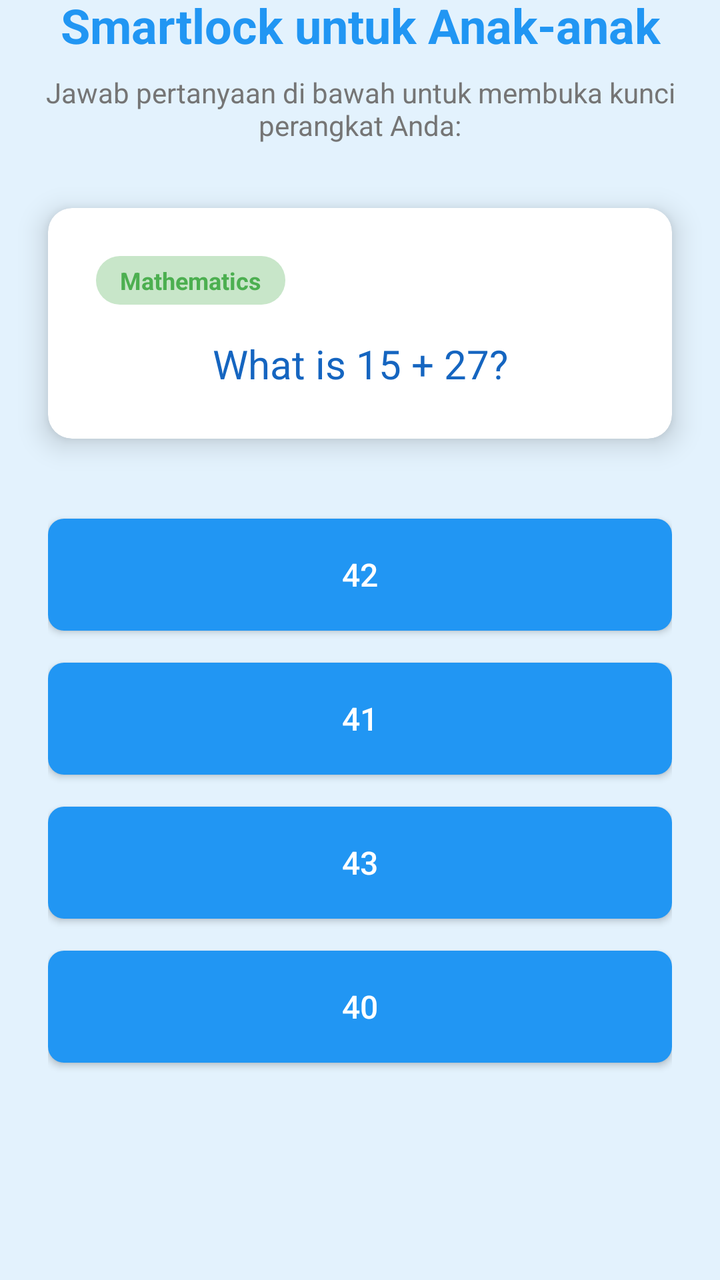
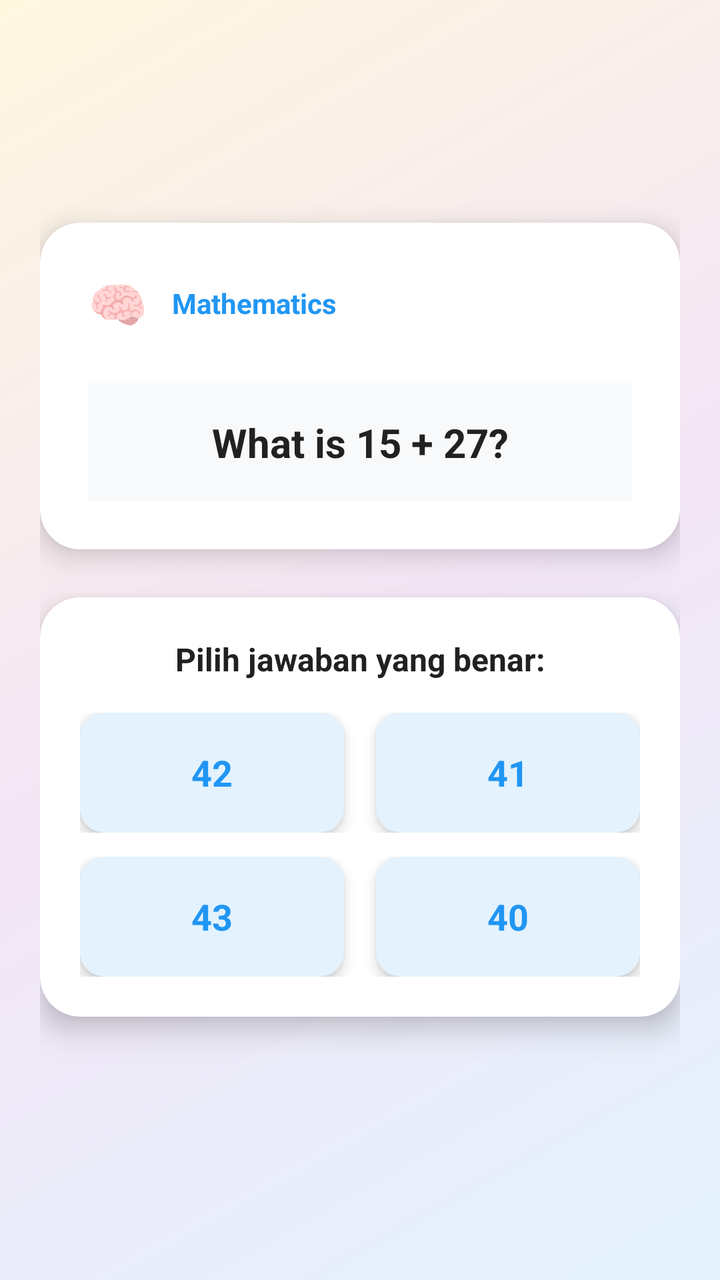

Two renders of the same Android screen: before a commit and after it. Below are the layout's source before the change and the commit's diff.
<!-- AndroidManifest.xml: activity theme LockScreenTheme -->
<!-- res/layout/activity_lock_screen.xml -->
<?xml version="1.0" encoding="utf-8"?>
<LinearLayout xmlns:android="http://schemas.android.com/apk/res/android"
    android:layout_width="match_parent"
    android:layout_height="match_parent"
    android:orientation="vertical"
    android:background="@color/lock_screen_background"
    android:gravity="center">

    
    <TextView
        android:layout_width="match_parent"
        android:layout_height="wrap_content"
        android:text="Smartlock untuk Anak-anak"
        android:textSize="24sp"
        android:textStyle="bold"
        android:textColor="@color/primary_blue"
        android:textAlignment="center"
        android:layout_marginBottom="8dp" />

    <TextView
        android:layout_width="match_parent"
        android:layout_height="wrap_content"
        android:text="Jawab pertanyaan di bawah untuk membuka kunci perangkat Anda:"
        android:textSize="14sp"
        android:textColor="@color/text_secondary"
        android:textAlignment="center"
        android:layout_marginBottom="32dp" />

    
    <androidx.cardview.widget.CardView
        android:layout_width="match_parent"
        android:layout_height="wrap_content"
        android:layout_marginHorizontal="24dp"
        android:layout_marginBottom="32dp"
        app:cardCornerRadius="12dp"
        app:cardElevation="8dp"
        app:cardBackgroundColor="@color/question_background"
        xmlns:app="http://schemas.android.com/apk/res-auto">

        <LinearLayout
            android:layout_width="match_parent"
            android:layout_height="wrap_content"
            android:orientation="vertical"
            android:padding="24dp">

            <TextView
                android:id="@+id/tvCategory"
                android:layout_width="wrap_content"
                android:layout_height="wrap_content"
                android:text="Mathematics"
                android:textSize="12sp"
                android:textColor="@color/secondary_green"
                android:textStyle="bold"
                android:background="@drawable/category_badge"
                android:paddingHorizontal="12dp"
                android:paddingVertical="4dp"
                android:layout_marginBottom="16dp" />

            <TextView
                android:id="@+id/tvQuestion"
                style="@style/QuestionText"
                android:text="What is 15 + 27?"
                android:layout_marginBottom="0dp"
                android:padding="0dp" />

        </LinearLayout>

    </androidx.cardview.widget.CardView>

    
    <LinearLayout
        android:layout_width="match_parent"
        android:layout_height="wrap_content"
        android:orientation="vertical"
        android:paddingHorizontal="24dp">

        <Button
            android:id="@+id/btnAnswer1"
            style="@style/AnswerButton"
            android:text="42"
            android:layout_marginHorizontal="0dp" />

        <Button
            android:id="@+id/btnAnswer2"
            style="@style/AnswerButton"
            android:text="41"
            android:layout_marginHorizontal="0dp" />

        <Button
            android:id="@+id/btnAnswer3"
            style="@style/AnswerButton"
            android:text="43"
            android:layout_marginHorizontal="0dp" />

        <Button
            android:id="@+id/btnAnswer4"
            style="@style/AnswerButton"
            android:text="40"
            android:layout_marginHorizontal="0dp" />

    </LinearLayout>

    
    <TextView
        android:id="@+id/tvFeedback"
        android:layout_width="match_parent"
        android:layout_height="wrap_content"
        android:text=""
        android:textSize="16sp"
        android:textAlignment="center"
        android:layout_marginTop="24dp"
        android:paddingHorizontal="24dp"
        android:visibility="gone" />

    
    <TextView
        android:id="@+id/tvTime"
        android:layout_width="match_parent"
        android:layout_height="wrap_content"
        android:textSize="48sp"
        android:textStyle="bold"
        android:textColor="@color/primary_blue"
        android:textAlignment="center"
        android:layout_marginTop="32dp" />

    <TextView
        android:id="@+id/tvDate"
        android:layout_width="match_parent"
        android:layout_height="wrap_content"
        android:textSize="16sp"
        android:textColor="@color/text_secondary"
        android:textAlignment="center"
        android:layout_marginTop="8dp" />

</LinearLayout>
<!-- resources referenced by this layout -->
<resources>
  <color name="lock_screen_background">#E3F2FD</color>
  <color name="primary_blue">#2196F3</color>
  <color name="question_background">#FFFFFF</color>
  <color name="secondary_green">#4CAF50</color>
  <color name="text_secondary">#757575</color>
  <!-- drawable category_badge (drawable) -->
  <?xml version="1.0" encoding="utf-8"?>
  <shape xmlns:android="http://schemas.android.com/apk/res/android"
      android:shape="rectangle">
      <solid android:color="@color/secondary_green_light" />
      <corners android:radius="12dp" />
  </shape>
  <style name="AnswerButton" parent="Widget.AppCompat.Button">
          <item name="android:layout_width">match_parent</item>
          <item name="android:layout_height">56dp</item>
          <item name="android:layout_marginHorizontal">16dp</item>
          <item name="android:layout_marginVertical">8dp</item>
          <item name="android:textSize">16sp</item>
          <item name="android:textColor">@color/white</item>
          <item name="android:background">@drawable/answer_button_selector</item>
          <item name="android:elevation">4dp</item>
          <item name="android:textAllCaps">false</item>
      </style>
  <style name="QuestionText">
          <item name="android:layout_width">match_parent</item>
          <item name="android:layout_height">wrap_content</item>
          <item name="android:textSize">20sp</item>
          <item name="android:textColor">@color/question_text</item>
          <item name="android:textAlignment">center</item>
          <item name="android:padding">24dp</item>
          <item name="android:lineSpacingExtra">4dp</item>
      </style>
  <style name="LockScreenTheme" parent="Theme.AppCompat.Light.NoActionBar">
          <item name="android:windowBackground">@color/lock_screen_background</item>
          <item name="android:windowNoTitle">true</item>
          <item name="android:windowFullscreen">true</item>
          <item name="android:windowShowWallpaper">false</item>
          <item name="android:windowDisablePreview">true</item>
          <item name="android:windowIsTranslucent">false</item>
          <item name="android:windowAnimationStyle">@null</item>
      </style>
  <color name="secondary_green_light">#C8E6C9</color>
  <color name="white">#FFFFFFFF</color>
  <!-- drawable answer_button_selector (drawable) -->
  <?xml version="1.0" encoding="utf-8"?>
  <selector xmlns:android="http://schemas.android.com/apk/res/android">
      <item android:state_pressed="true">
          <shape android:shape="rectangle">
              <solid android:color="@color/answer_button_pressed" />
              <corners android:radius="8dp" />
          </shape>
      </item>
      <item>
          <shape android:shape="rectangle">
              <solid android:color="@color/answer_button_normal" />
              <corners android:radius="8dp" />
          </shape>
      </item>
  </selector>
  <color name="question_text">#1565C0</color>
  <color name="answer_button_pressed">#1976D2</color>
  <color name="answer_button_normal">#2196F3</color>
</resources>

<!-- the commit's change to res/layout/activity_lock_screen.xml (unified diff, before → after) -->
@@ -1,135 +1,262 @@
 <?xml version="1.0" encoding="utf-8"?>
-<LinearLayout xmlns:android="http://schemas.android.com/apk/res/android"
+<ScrollView xmlns:android="http://schemas.android.com/apk/res/android"
+    xmlns:app="http://schemas.android.com/apk/res-auto"
     android:layout_width="match_parent"
     android:layout_height="match_parent"
-    android:orientation="vertical"
-    android:background="@color/lock_screen_background"
-    android:gravity="center">
-
-    
-    <TextView
-        android:layout_width="match_parent"
-        android:layout_height="wrap_content"
-        android:text="Smartlock untuk Anak-anak"
-        android:textSize="24sp"
-        android:textStyle="bold"
-        android:textColor="@color/primary_blue"
-        android:textAlignment="center"
-        android:layout_marginBottom="8dp" />
-
-    <TextView
-        android:layout_width="match_parent"
-        android:layout_height="wrap_content"
-        android:text="Jawab pertanyaan di bawah untuk membuka kunci perangkat Anda:"
-        android:textSize="14sp"
-        android:textColor="@color/text_secondary"
-        android:textAlignment="center"
-        android:layout_marginBottom="32dp" />
-
-    
-    <androidx.cardview.widget.CardView
-        android:layout_width="match_parent"
-        android:layout_height="wrap_content"
-        android:layout_marginHorizontal="24dp"
-        android:layout_marginBottom="32dp"
-        app:cardCornerRadius="12dp"
-        app:cardElevation="8dp"
-        app:cardBackgroundColor="@color/question_background"
-        xmlns:app="http://schemas.android.com/apk/res-auto">
-
-        <LinearLayout
-            android:layout_width="match_parent"
-            android:layout_height="wrap_content"
-            android:orientation="vertical"
-            android:padding="24dp">
-
-            <TextView
-                android:id="@+id/tvCategory"
-                android:layout_width="wrap_content"
-                android:layout_height="wrap_content"
-                android:text="Mathematics"
-                android:textSize="12sp"
-                android:textColor="@color/secondary_green"
-                android:textStyle="bold"
-                android:background="@drawable/category_badge"
-                android:paddingHorizontal="12dp"
-                android:paddingVertical="4dp"
-                android:layout_marginBottom="16dp" />
-
-            <TextView
-                android:id="@+id/tvQuestion"
-                style="@style/QuestionText"
-                android:text="What is 15 + 27?"
-                android:layout_marginBottom="0dp"
-                android:padding="0dp" />
-
-        </LinearLayout>
-
-    </androidx.cardview.widget.CardView>
-
-    
+    android:background="@drawable/gradient_background"
+    android:fillViewport="true">
+
     <LinearLayout
         android:layout_width="match_parent"
         android:layout_height="wrap_content"
         android:orientation="vertical"
-        android:paddingHorizontal="24dp">
-
-        <Button
-            android:id="@+id/btnAnswer1"
-            style="@style/AnswerButton"
-            android:text="42"
-            android:layout_marginHorizontal="0dp" />
-
-        <Button
-            android:id="@+id/btnAnswer2"
-            style="@style/AnswerButton"
-            android:text="41"
-            android:layout_marginHorizontal="0dp" />
-
-        <Button
-            android:id="@+id/btnAnswer3"
-            style="@style/AnswerButton"
-            android:text="43"
-            android:layout_marginHorizontal="0dp" />
-
-        <Button
-            android:id="@+id/btnAnswer4"
-            style="@style/AnswerButton"
-            android:text="40"
-            android:layout_marginHorizontal="0dp" />
+        android:padding="20dp"
+        android:gravity="center">
+
+
+
+        
+        <androidx.cardview.widget.CardView
+            android:layout_width="match_parent"
+            android:layout_height="wrap_content"
+            android:layout_marginBottom="24dp"
+            app:cardCornerRadius="20dp"
+            app:cardElevation="8dp"
+            app:cardBackgroundColor="@android:color/white">
+
+            <LinearLayout
+                android:layout_width="match_parent"
+                android:layout_height="wrap_content"
+                android:orientation="vertical"
+                android:padding="24dp">
+
+                <LinearLayout
+                    android:layout_width="match_parent"
+                    android:layout_height="wrap_content"
+                    android:orientation="horizontal"
+                    android:gravity="center_vertical"
+                    android:layout_marginBottom="16dp">
+
+                    <TextView
+                        android:layout_width="wrap_content"
+                        android:layout_height="wrap_content"
+                        android:text="🧠"
+                        android:textSize="24sp"
+                        android:layout_marginEnd="12dp" />
+
+                    <TextView
+                        android:id="@+id/tvCategory"
+                        android:layout_width="0dp"
+                        android:layout_height="wrap_content"
+                        android:layout_weight="1"
+                        android:text="Mathematics"
+                        android:textSize="14sp"
+                        android:textColor="@color/primary_blue"
+                        android:textStyle="bold" />
+
+                </LinearLayout>
+
+                <TextView
+                    android:id="@+id/tvQuestion"
+                    android:layout_width="match_parent"
+                    android:layout_height="wrap_content"
+                    android:text="What is 15 + 27?"
+                    android:textSize="20sp"
+                    android:textStyle="bold"
+                    android:textColor="@color/text_primary"
+                    android:textAlignment="center"
+                    android:padding="16dp"
+                    android:background="#F8F9FA"
+                    android:layout_marginTop="8dp" />
+
+            </LinearLayout>
+
+        </androidx.cardview.widget.CardView>
+
+        
+        <androidx.cardview.widget.CardView
+            android:layout_width="match_parent"
+            android:layout_height="wrap_content"
+            android:layout_marginBottom="20dp"
+            app:cardCornerRadius="20dp"
+            app:cardElevation="8dp"
+            app:cardBackgroundColor="@android:color/white">
+
+            <LinearLayout
+                android:layout_width="match_parent"
+                android:layout_height="wrap_content"
+                android:orientation="vertical"
+                android:padding="20dp">
+
+                <TextView
+                    android:layout_width="match_parent"
+                    android:layout_height="wrap_content"
+                    android:text="Pilih jawaban yang benar:"
+                    android:textSize="16sp"
+                    android:textStyle="bold"
+                    android:textColor="@color/text_primary"
+                    android:textAlignment="center"
+                    android:layout_marginBottom="16dp" />
+
+                
+                <LinearLayout
+                    android:layout_width="match_parent"
+                    android:layout_height="wrap_content"
+                    android:orientation="horizontal"
+                    android:layout_marginBottom="12dp">
+
+                    <androidx.cardview.widget.CardView
+                        android:id="@+id/btnAnswer1"
+                        android:layout_width="0dp"
+                        android:layout_height="60dp"
+                        android:layout_weight="1"
+                        android:layout_marginEnd="8dp"
+                        android:clickable="true"
+                        android:focusable="true"
+                        android:foreground="?android:attr/selectableItemBackground"
+                        app:cardCornerRadius="12dp"
+                        app:cardElevation="4dp"
+                        app:cardBackgroundColor="#E3F2FD">
+
+                        <TextView
+                            android:id="@+id/tvAnswer1"
+                            android:layout_width="match_parent"
+                            android:layout_height="match_parent"
+                            android:text="42"
+                            android:textSize="18sp"
+                            android:textStyle="bold"
+                            android:textColor="@color/primary_blue"
+                            android:gravity="center" />
+
+                    </androidx.cardview.widget.CardView>
+
+                    <androidx.cardview.widget.CardView
+                        android:id="@+id/btnAnswer2"
+                        android:layout_width="0dp"
+                        android:layout_height="60dp"
+                        android:layout_weight="1"
+                        android:layout_marginStart="8dp"
+                        android:clickable="true"
+                        android:focusable="true"
+                        android:foreground="?android:attr/selectableItemBackground"
+                        app:cardCornerRadius="12dp"
+                        app:cardElevation="4dp"
+                        app:cardBackgroundColor="#E3F2FD">
+
+                        <TextView
+                            android:id="@+id/tvAnswer2"
+                            android:layout_width="match_parent"
+                            android:layout_height="match_parent"
+                            android:text="41"
+                            android:textSize="18sp"
+                            android:textStyle="bold"
+                            android:textColor="@color/primary_blue"
+                            android:gravity="center" />
+
+                    </androidx.cardview.widget.CardView>
+
+                </LinearLayout>
+
+                <LinearLayout
+                    android:layout_width="match_parent"
+                    android:layout_height="wrap_content"
+                    android:orientation="horizontal">
+
+                    <androidx.cardview.widget.CardView
+                        android:id="@+id/btnAnswer3"
+                        android:layout_width="0dp"
+                        android:layout_height="60dp"
+                        android:layout_weight="1"
+                        android:layout_marginEnd="8dp"
+                        android:clickable="true"
+                        android:focusable="true"
+                        android:foreground="?android:attr/selectableItemBackground"
+                        app:cardCornerRadius="12dp"
+                        app:cardElevation="4dp"
+                        app:cardBackgroundColor="#E3F2FD">
+
+                        <TextView
+                            android:id="@+id/tvAnswer3"
+                            android:layout_width="match_parent"
+                            android:layout_height="match_parent"
+                            android:text="43"
+                            android:textSize="18sp"
+                            android:textStyle="bold"
+                            android:textColor="@color/primary_blue"
+                            android:gravity="center" />
+
+                    </androidx.cardview.widget.CardView>
+
+                    <androidx.cardview.widget.CardView
+                        android:id="@+id/btnAnswer4"
+                        android:layout_width="0dp"
+                        android:layout_height="60dp"
+                        android:layout_weight="1"
+                        android:layout_marginStart="8dp"
+                        android:clickable="true"
+                        android:focusable="true"
+                        android:foreground="?android:attr/selectableItemBackground"
+                        app:cardCornerRadius="12dp"
+                        app:cardElevation="4dp"
+                        app:cardBackgroundColor="#E3F2FD">
+
+                        <TextView
+                            android:id="@+id/tvAnswer4"
+                            android:layout_width="match_parent"
+                            android:layout_height="match_parent"
+                            android:text="40"
+                            android:textSize="18sp"
+                            android:textStyle="bold"
+                            android:textColor="@color/primary_blue"
+                            android:gravity="center" />
+
+                    </androidx.cardview.widget.CardView>
+
+                </LinearLayout>
+
+            </LinearLayout>
+
+        </androidx.cardview.widget.CardView>
+
+        
+        <androidx.cardview.widget.CardView
+            android:id="@+id/feedbackCard"
+            android:layout_width="match_parent"
+            android:layout_height="wrap_content"
+            android:visibility="gone"
+            app:cardCornerRadius="16dp"
+            app:cardElevation="4dp"
+            app:cardBackgroundColor="@android:color/white">
+
+            <LinearLayout
+                android:layout_width="match_parent"
+                android:layout_height="wrap_content"
+                android:orientation="horizontal"
+                android:padding="20dp"
+                android:gravity="center_vertical">
+
+                <TextView
+                    android:id="@+id/tvFeedbackIcon"
+                    android:layout_width="wrap_content"
+                    android:layout_height="wrap_content"
+                    android:text="✅"
+                    android:textSize="24sp"
+                    android:layout_marginEnd="12dp" />
+
+                <TextView
+                    android:id="@+id/tvFeedback"
+                    android:layout_width="0dp"
+                    android:layout_height="wrap_content"
+                    android:layout_weight="1"
+                    android:text=""
+                    android:textSize="16sp"
+                    android:textColor="@color/text_primary"
+                    android:textStyle="bold" />
+
+            </LinearLayout>
+
+        </androidx.cardview.widget.CardView>
 
     </LinearLayout>
 
-    
-    <TextView
-        android:id="@+id/tvFeedback"
-        android:layout_width="match_parent"
-        android:layout_height="wrap_content"
-        android:text=""
-        android:textSize="16sp"
-        android:textAlignment="center"
-        android:layout_marginTop="24dp"
-        android:paddingHorizontal="24dp"
-        android:visibility="gone" />
-
-    
-    <TextView
-        android:id="@+id/tvTime"
-        android:layout_width="match_parent"
-        android:layout_height="wrap_content"
-        android:textSize="48sp"
-        android:textStyle="bold"
-        android:textColor="@color/primary_blue"
-        android:textAlignment="center"
-        android:layout_marginTop="32dp" />
-
-    <TextView
-        android:id="@+id/tvDate"
-        android:layout_width="match_parent"
-        android:layout_height="wrap_content"
-        android:textSize="16sp"
-        android:textColor="@color/text_secondary"
-        android:textAlignment="center"
-        android:layout_marginTop="8dp" />
-
-</LinearLayout>
+</ScrollView>
<!-- resource entries referenced after the edit -->
@@ -2,36 +2,17 @@
 <resources>
   <color name="lock_screen_background">#E3F2FD</color>
   <color name="primary_blue">#2196F3</color>
-  <color name="question_background">#FFFFFF</color>
-  <color name="secondary_green">#4CAF50</color>
-  <color name="text_secondary">#757575</color>
-  <!-- drawable category_badge (drawable) -->
+  <color name="text_primary">#212121</color>
+  <!-- drawable gradient_background (drawable) -->
   <?xml version="1.0" encoding="utf-8"?>
-  <shape xmlns:android="http://schemas.android.com/apk/res/android"
-      android:shape="rectangle">
-      <solid android:color="@color/secondary_green_light" />
-      <corners android:radius="12dp" />
+  <shape xmlns:android="http://schemas.android.com/apk/res/android">
+      <gradient
+          android:startColor="#E3F2FD"
+          android:centerColor="#F3E5F5"
+          android:endColor="#FFF8E1"
+          android:angle="135"
+          android:type="linear" />
   </shape>
-  <style name="AnswerButton" parent="Widget.AppCompat.Button">
-          <item name="android:layout_width">match_parent</item>
-          <item name="android:layout_height">56dp</item>
-          <item name="android:layout_marginHorizontal">16dp</item>
-          <item name="android:layout_marginVertical">8dp</item>
-          <item name="android:textSize">16sp</item>
-          <item name="android:textColor">@color/white</item>
-          <item name="android:background">@drawable/answer_button_selector</item>
-          <item name="android:elevation">4dp</item>
-          <item name="android:textAllCaps">false</item>
-      </style>
-  <style name="QuestionText">
-          <item name="android:layout_width">match_parent</item>
-          <item name="android:layout_height">wrap_content</item>
-          <item name="android:textSize">20sp</item>
-          <item name="android:textColor">@color/question_text</item>
-          <item name="android:textAlignment">center</item>
-          <item name="android:padding">24dp</item>
-          <item name="android:lineSpacingExtra">4dp</item>
-      </style>
   <style name="LockScreenTheme" parent="Theme.AppCompat.Light.NoActionBar">
           <item name="android:windowBackground">@color/lock_screen_background</item>
           <item name="android:windowNoTitle">true</item>
@@ -41,26 +22,5 @@
           <item name="android:windowIsTranslucent">false</item>
           <item name="android:windowAnimationStyle">@null</item>
       </style>
-  <color name="secondary_green_light">#C8E6C9</color>
-  <color name="white">#FFFFFFFF</color>
-  <!-- drawable answer_button_selector (drawable) -->
-  <?xml version="1.0" encoding="utf-8"?>
-  <selector xmlns:android="http://schemas.android.com/apk/res/android">
-      <item android:state_pressed="true">
-          <shape android:shape="rectangle">
-              <solid android:color="@color/answer_button_pressed" />
-              <corners android:radius="8dp" />
-          </shape>
-      </item>
-      <item>
-          <shape android:shape="rectangle">
-              <solid android:color="@color/answer_button_normal" />
-              <corners android:radius="8dp" />
-          </shape>
-      </item>
-  </selector>
-  <color name="question_text">#1565C0</color>
-  <color name="answer_button_pressed">#1976D2</color>
-  <color name="answer_button_normal">#2196F3</color>
 </resources>
 
